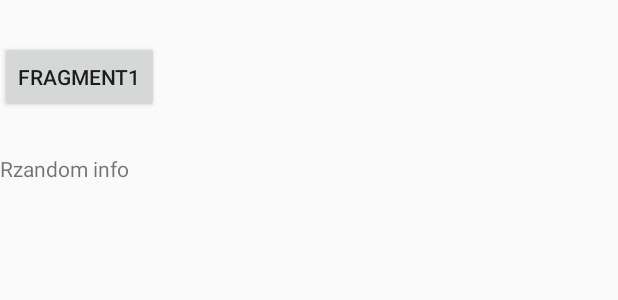
After one commit to nack714/SnowTam, an Android app: the layout activity_ariport_info.xml on its own in the app's theme, with its tools: preview values and no code run, on a phone screen of 412 x 824 dp. The commit adds this screen. Shown: the top 300 px of the screen. Run offline under Robolectric (Android 15) with nearby library versions, the light colour scheme and no system bars.

Commit message:
Gros sbeul, ajout de la map

```diff
--- a/app/src/main/AndroidManifest.xml
+++ b/app/src/main/AndroidManifest.xml
@@ -10,6 +10,7 @@
         android:supportsRtl="true"
         android:theme="@style/AppTheme">
         <activity android:name=".SwipeActivity"></activity>
+        <activity android:name=".AirportInformationActivity"></activity>
         <!--
              The API key for Google Maps-based APIs is defined as a string resource.
              (See the file "res/values/google_maps_api.xml").
@@ -22,7 +23,6 @@
             android:name="com.google.android.geo.API_KEY"
             android:value="@string/google_maps_key" />
 
-        <activity android:name=".MapsActivity" />
         <activity
             android:name=".SplashScreen"
             android:configChanges="orientation|keyboardHidden|screenSize"
--- a/app/src/main/java/ensim/connesromane/snowtam/AirportList.java
+++ b/app/src/main/java/ensim/connesromane/snowtam/AirportList.java
@@ -1,4 +1,6 @@
 package ensim.connesromane.snowtam;
+
+import android.util.Log;
 
 import com.google.android.gms.maps.GoogleMap;
 import com.google.android.gms.maps.model.LatLng;
@@ -64,6 +66,7 @@ public class AirportList {
     }
 
     public AirportList searchById(String str){
+        Log.w("String init searchById", str);
         String[] listStr = str.split(";");
         ArrayList<Integer> listInt = new ArrayList<>();
         for(int i=0 ; i<listStr.length ; i++ ){
--- /dev/null
+++ b/app/src/main/res/layout/activity_ariport_info.xml
@@ -0,0 +1,31 @@
+<?xml version = "1.0" encoding = "utf-8"?>
+<LinearLayout xmlns:android = "http://schemas.android.com/apk/res/android"
+    xmlns:app = "http://schemas.android.com/apk/res-auto"
+    xmlns:tools = "http://schemas.android.com/tools"
+    android:layout_width = "match_parent"
+    android:layout_height = "match_parent"
+    tools:context = ".MainActivity"
+    android:orientation = "vertical">
+    <Button
+        android:id = "@+id/fragment1"
+        android:layout_width = "wrap_content"
+        android:layout_height = "wrap_content"
+        android:layout_alignParentTop = "true"
+        android:layout_centerHorizontal = "true"
+        android:layout_marginTop = "27dp"
+        android:text = "fragment1"/>
+    <TextView
+        android:id = "@+id/fragment2"
+        android:layout_width = "wrap_content"
+        android:layout_height = "wrap_content"
+        android:layout_alignParentTop = "true"
+        android:layout_centerHorizontal = "true"
+        android:layout_marginTop = "27dp"
+        android:text = "Rzandom info"/>
+    <LinearLayout
+        android:id = "@+id/layout"
+        android:layout_width = "wrap_content"
+        android:layout_height = "wrap_content"
+        android:orientation = "vertical">
+    </LinearLayout>
+</LinearLayout>
```
Also changed, not shown: app/src/main/java/ensim/connesromane/snowtam/AirportInformationActivity.java (added, +42 -0 lines), app/src/main/java/ensim/connesromane/snowtam/MapViewFragment.java (added, +89 -0 lines), app/src/main/java/ensim/connesromane/snowtam/MapsActivity.java (deleted, +0 -78 lines), app/src/main/java/ensim/connesromane/snowtam/SwipeActivity.java (+13 -0 lines), app/src/main/res/layout/activity_maps.xml (deleted, +0 -9 lines), app/src/main/res/layout/location_fragment.xml (added, +11 -0 lines).
